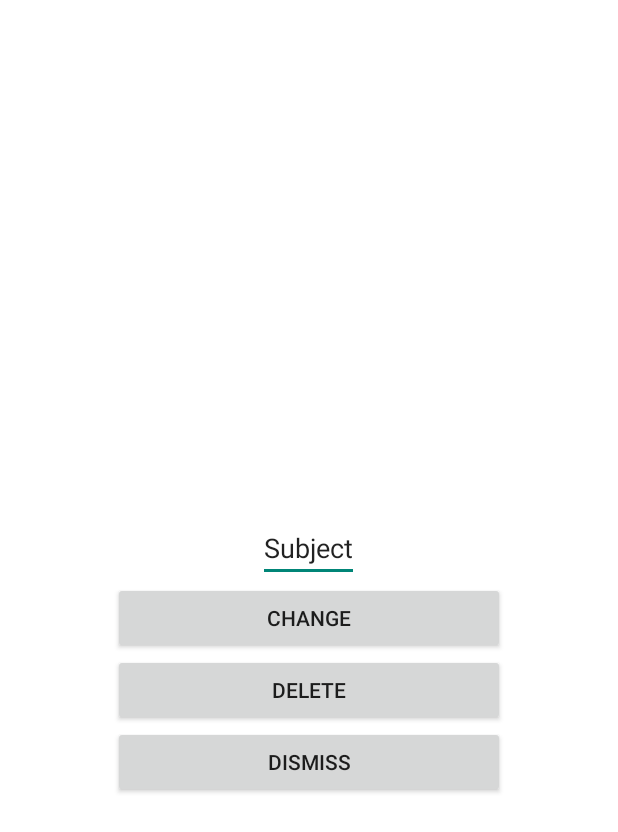
After one commit to CillianM/Study-App, an Android app: the layout remove_popup.xml on its own in the app's theme, with its tools: preview values and no code run, on a phone screen of 412 x 824 dp. The commit adds this screen. Shown: the top 832 px of the screen. Run offline under Robolectric (Android 15) with nearby library versions, the light colour scheme and no system bars.

Commit message:
Database Upgrades
Can add and remove subjects

```diff
--- /dev/null
+++ b/app/src/main/res/layout/remove_popup.xml
@@ -0,0 +1,54 @@
+<?xml version="1.0" encoding="utf-8"?>
+<RelativeLayout xmlns:android="http://schemas.android.com/apk/res/android"
+    android:layout_width="fill_parent"
+    android:layout_height="fill_parent"
+    android:orientation="vertical"
+    android:background="@color/white">
+
+    <EditText
+        android:id="@+id/subject"
+        android:layout_width="wrap_content"
+        android:layout_height="wrap_content"
+        android:text="@string/selected_subject"
+        android:gravity="center_horizontal"
+        android:layout_centerHorizontal="true"
+        android:layout_above="@+id/submit" />
+
+    <Button
+        android:id="@+id/submit"
+        android:layout_width="wrap_content"
+        android:layout_height="wrap_content"
+        android:text="Change"
+        android:layout_centerVertical="true"
+        android:onClick="updateSubject"
+        android:layout_alignParentRight="true"
+        android:layout_alignParentEnd="true"
+        android:layout_alignParentLeft="true"
+        android:layout_alignParentStart="true"
+        android:layout_marginLeft="75dp"
+        android:layout_marginRight="75dp" />
+
+    <Button
+        android:id="@+id/delete"
+        android:layout_width="wrap_content"
+        android:layout_height="wrap_content"
+        android:text="Delete"
+        android:onClick="deleteSubject"
+        android:layout_below="@+id/submit"
+        android:layout_alignLeft="@+id/submit"
+        android:layout_alignStart="@+id/submit"
+        android:layout_alignRight="@+id/submit"
+        android:layout_alignEnd="@+id/submit" />
+
+    <Button
+        android:id="@+id/dismiss"
+        android:layout_width="fill_parent"
+        android:layout_height="wrap_content"
+        android:text="Dismiss"
+        android:onClick="done"
+        android:layout_below="@+id/delete"
+        android:layout_alignLeft="@+id/delete"
+        android:layout_alignStart="@+id/delete"
+        android:layout_alignRight="@+id/submit"
+        android:layout_alignEnd="@+id/submit" />
+</RelativeLayout>
--- a/app/src/main/res/values/colors.xml
+++ b/app/src/main/res/values/colors.xml
@@ -2,7 +2,7 @@
 <resources>
     <color name="orange">#ff5500</color>
     <color name="white">#ffffff</color>
-    <color name="transparent">#00000000</color>
+    <color name="transparent">#00FFFFFF</color>
     <color name="date_color">#999999</color>
     <color name="black">#000000</color>
     <color name="gray">#999999</color>
@@ -14,4 +14,5 @@
     <color name="cachecolor">#8ad0e8</color>
     <color name="blue_green">#10b29b</color>
     <color name="brown">#9A6E3B</color>
+    <color name="greyed_out">#C0000000</color>
 </resources>
--- a/app/src/main/res/values/strings.xml
+++ b/app/src/main/res/values/strings.xml
@@ -10,16 +10,17 @@
     <string name="start">Start!</string>
     <string name="profile">profile image</string>
     <string name="profile_img">profile image</string>
-    <string name="title_activity_setup">SetupActivity</string>
+    <string name="title_activity_setup">Setup</string>
     <string name="edit_message">Enter your name...</string>
     <string name="button_enter">Enter</string>
     <string name="name">User</string>
     <string name="subject_message">Enter a subject you study...</string>
-    <string name="title_activity_subject">SubjectActivity</string>
+    <string name="title_activity_subject">Subjects</string>
     <string name="Total_Time">0</string>
     <string name="Total_Time_Label">Total Time</string>
     <string name="Best_Subject">None</string>
     <string name="Worst_Subject">None</string>
     <string name="subject_button">See Subjects</string>
     <string name="list_label">Subject List</string>
+    <string name="selected_subject">Subject</string>
 </resources>
--- a/app/src/main/res/values/styles.xml
+++ b/app/src/main/res/values/styles.xml
@@ -33,4 +33,9 @@
         <item name="android:textColorPrimary">@color/white</item>
     </style>
 
+    <style name="AppTheme.CustomTheme" parent="Theme.AppCompat.Light.Dialog">
+        <item name="android:windowBackground">@android:color/transparent</item>
+        <item name="android:windowCloseOnTouchOutside">true</item>
+    </style>
+
 </resources>
```
Also changed, not shown: app/src/main/AndroidManifest.xml (+11 -0 lines), app/src/main/java/cillian/android/studyapp/studyapp/MainActivity.java (+35 -5 lines), app/src/main/java/cillian/android/studyapp/studyapp/NewSubjectPopup.java (added, +53 -0 lines), app/src/main/java/cillian/android/studyapp/studyapp/RemoveSubjectPopup.java (added, +76 -0 lines), app/src/main/java/cillian/android/studyapp/studyapp/SubjectActivity.java (+27 -2 lines), app/src/main/java/cillian/android/studyapp/studyapp/SubjectHandler.java (+15 -0 lines), app/src/main/res/layout/subject_popup.xml (added, +40 -0 lines), 1 other file.
